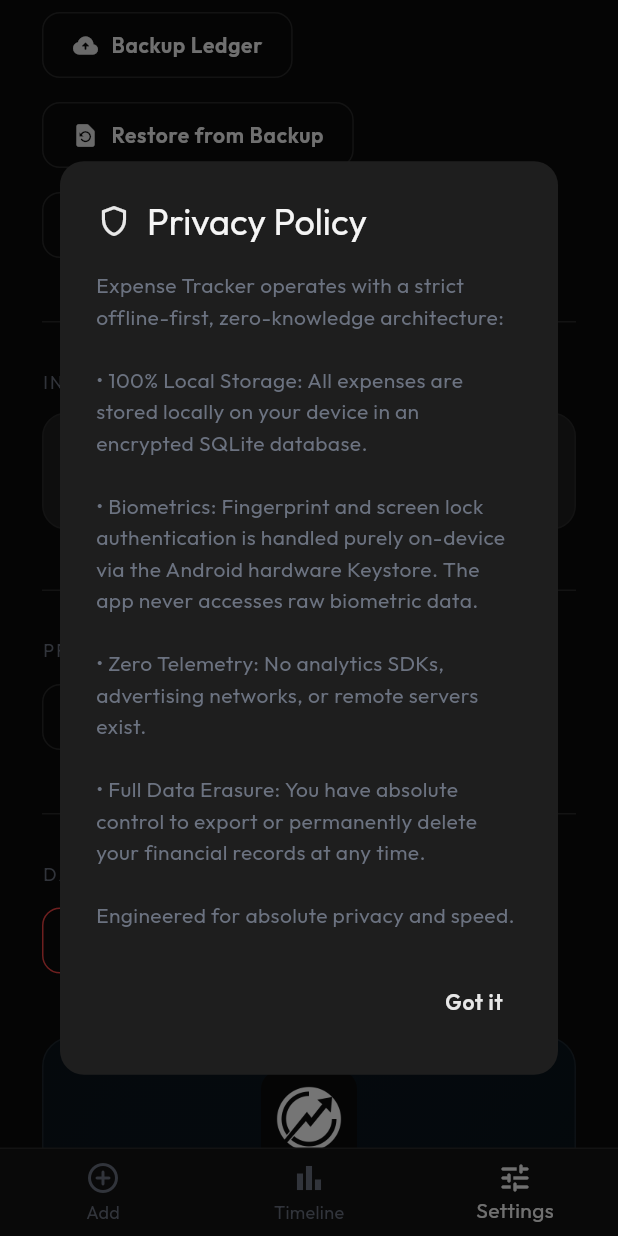
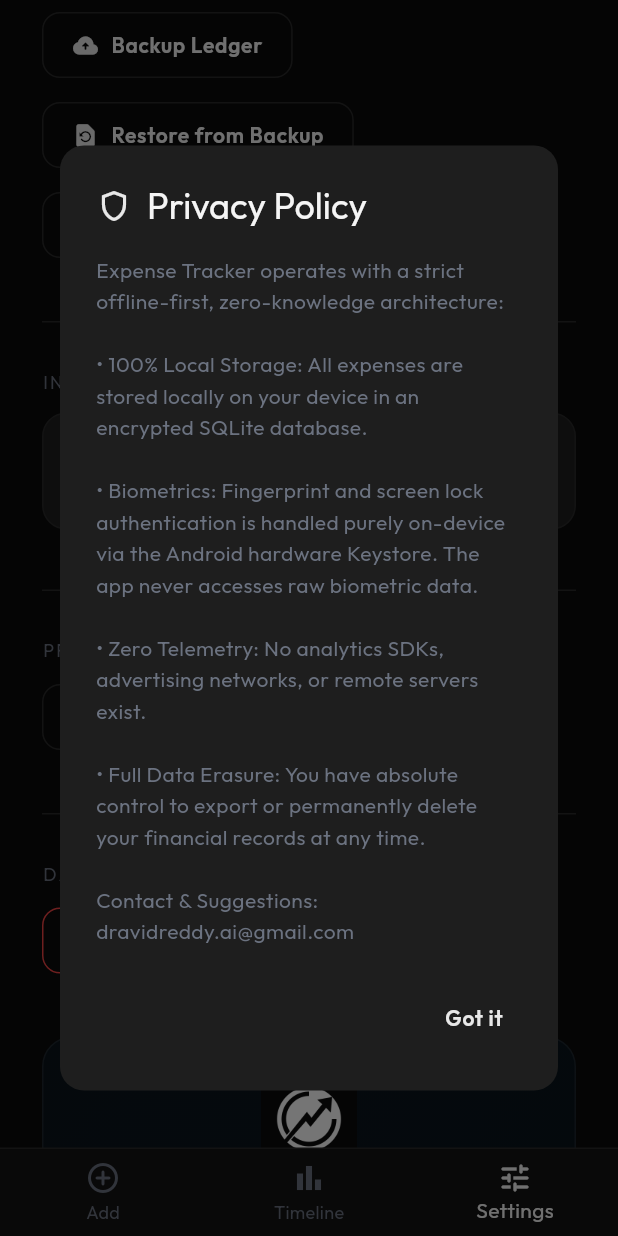
Before and after one commit to dravidreddy/ExpenseTracker, a Flutter app: the screen it shows after launch, item 3 of the bottom bar chosen, scrolled down 576 dp, after a tap on "Privacy Policy", on a phone screen of 412 x 824 dp. Run offline on Flutter 3.47's test engine with Material 3 defaults, Android fonts, the phone set to English and light mode, and no system bars; our stand-ins replace csv, file_picker, flutter_secure_storage, flutter_slidable, local_auth, share_plus and 2 more; accounts and stored records are empty; statements that could not run were skipped; project files that could hold a hidden picture were left out.

Commit message:
docs(contact): add developer contact email dravidreddy.ai@gmail.com across all public and in-app documents

```diff
--- a/lib/screens/settings_screen.dart
+++ b/lib/screens/settings_screen.dart
@@ -311,6 +311,14 @@ class SettingsScreen extends StatelessWidget {
                         letterSpacing: 0.5,
                       ),
                     ),
+                    const SizedBox(height: 8),
+                    Text(
+                      'Support: dravidreddy.ai@gmail.com',
+                      style: TextStyle(
+                        fontSize: 11,
+                        color: AppTheme.onSurfaceMuted.withValues(alpha: 0.8),
+                      ),
+                    ),
                   ],
                 ),
               ),
@@ -343,7 +351,7 @@ class SettingsScreen extends StatelessWidget {
             '• Biometrics: Fingerprint and screen lock authentication is handled purely on-device via the Android hardware Keystore. The app never accesses raw biometric data.\n\n'
             '• Zero Telemetry: No analytics SDKs, advertising networks, or remote servers exist.\n\n'
             '• Full Data Erasure: You have absolute control to export or permanently delete your financial records at any time.\n\n'
-            'Engineered for absolute privacy and speed.',
+            'Contact & Suggestions:\ndravidreddy.ai@gmail.com',
             style: TextStyle(height: 1.5, fontSize: 14),
           ),
         ),
```
Also changed, not shown: 4 other files.
